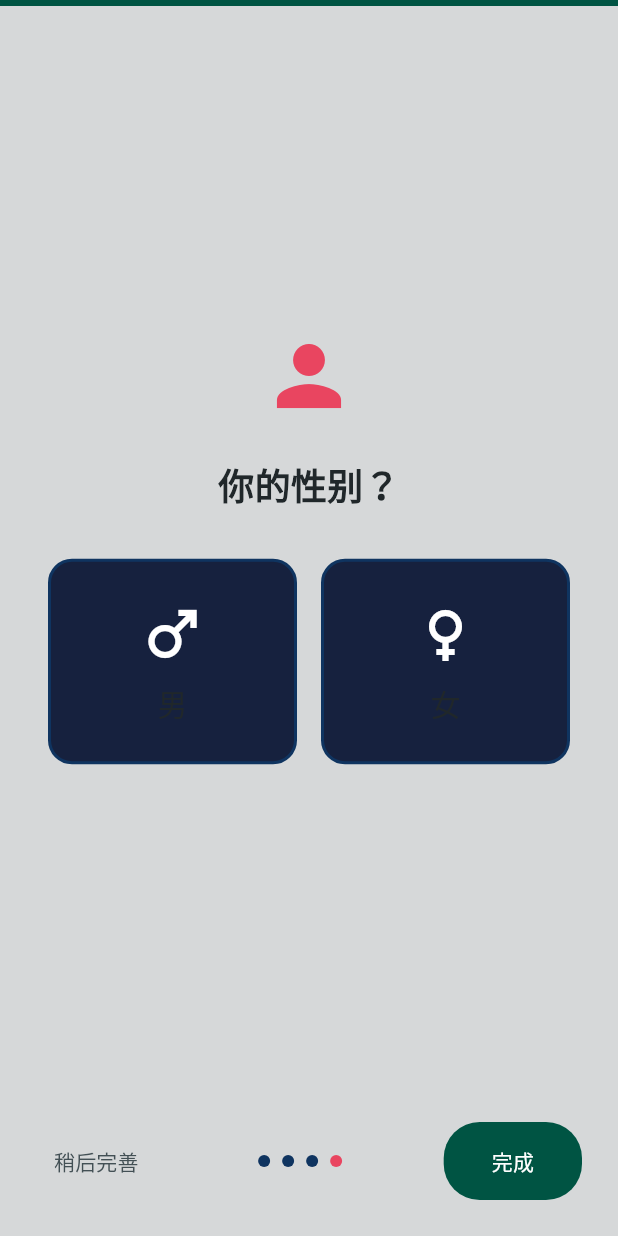
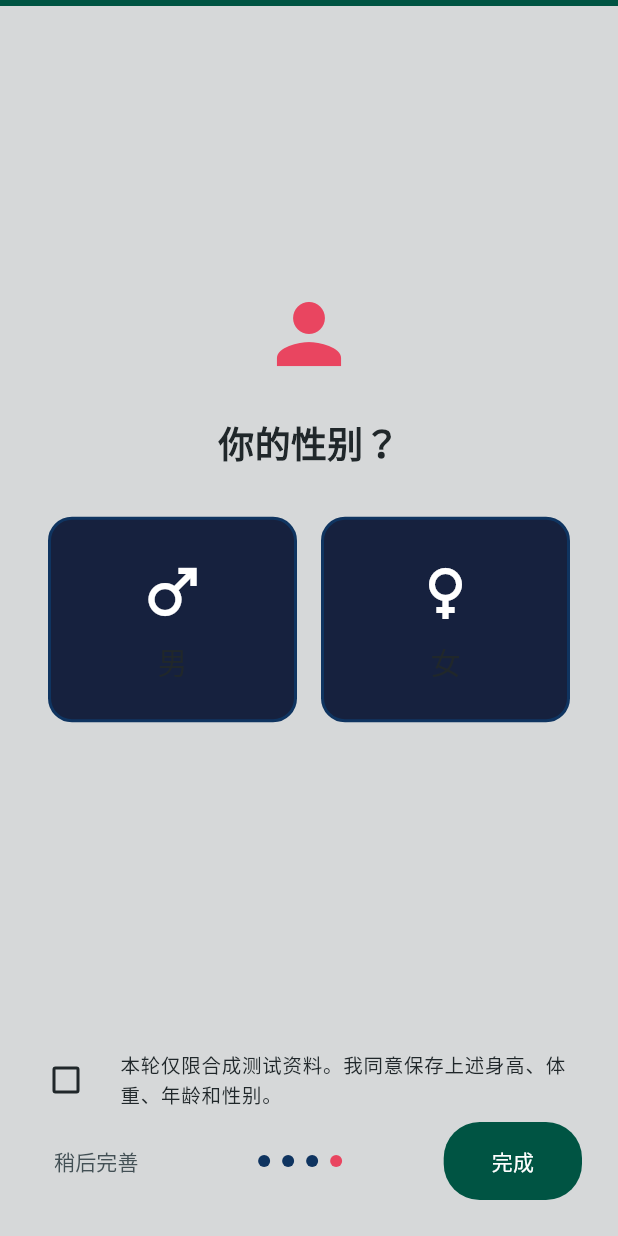
Before and after one commit to Lizz-666/health-agent, a Flutter app: the OnboardingScreen screen opened by its route, swiped to page 4, on a phone screen of 412 x 824 dp. Run offline on Flutter 3.47's test engine with Material 3 defaults, Android fonts, the phone set to English and light mode, and no system bars; our stand-ins replace dio, flutter_riverpod, flutter_secure_storage, flutter_svg, go_router; missing offline and left inert: lpinyin; accounts and stored records are empty.

Commit message:
fix(app): complete controlled trial onboarding

```diff
--- a/app/lib/core/constants.dart
+++ b/app/lib/core/constants.dart
@@ -14,6 +14,10 @@ class AppConstants {
   static const String authCredentialProvider = String.fromEnvironment(
     'AUTH_CREDENTIAL_PROVIDER',
     defaultValue: 'offline_password',
+  );
+  static const String privacyNoticeVersion = String.fromEnvironment(
+    'PRIVACY_NOTICE_VERSION',
+    defaultValue: 'controlled-trial-sensitive-health-v1',
   );
   static const bool controlledTrialAuth = authMode == 'controlled_trial';
   static const String clientPlatform = 'android';
--- a/app/lib/screens/onboarding/onboarding_screen.dart
+++ b/app/lib/screens/onboarding/onboarding_screen.dart
@@ -18,22 +18,42 @@ class _OnboardingScreenState extends ConsumerState<OnboardingScreen> {
   double _weight = 65;
   int _age = 25;
   String? _gender;
+  bool _consentAccepted = false;
 
   void _next() {
     if (_currentPage < 3) {
-      _pageController.nextPage(duration: const Duration(milliseconds: 300), curve: Curves.easeInOut);
+      _pageController.nextPage(
+        duration: const Duration(milliseconds: 300),
+        curve: Curves.easeInOut,
+      );
     }
   }
 
   Future<void> _finish() async {
     if (_gender == null) {
-      ScaffoldMessenger.of(context).showSnackBar(
-        const SnackBar(content: Text('请选择性别')));
+      ScaffoldMessenger.of(
+        context,
+      ).showSnackBar(const SnackBar(content: Text('请选择性别')));
       return;
     }
-    final ok = await ref.read(userProvider.notifier).updateProfile(
-      height: _height, weight: _weight, age: _age, gender: _gender);
-    if (ok && mounted) context.go('/today');
+    if (!_consentAccepted) {
+      ScaffoldMessenger.of(
+        context,
+      ).showSnackBar(const SnackBar(content: Text('请先确认敏感健康数据告知')));
+      return;
+    }
+    final ok = await ref
+        .read(userProvider.notifier)
+        .completeOnboarding(
+          height: _height,
+          weight: _weight,
+          age: _age,
+          gender: _gender!,
+        );
+    if (ok && mounted) {
+      ref.read(authProvider.notifier).clearisNewUser();
+      context.go('/today');
+    }
   }
 
   Future<void> _skip() async {
@@ -43,6 +63,7 @@ class _OnboardingScreenState extends ConsumerState<OnboardingScreen> {
 
   @override
   Widget build(BuildContext context) {
+    final userState = ref.watch(userProvider);
     return Scaffold(
       body: SafeArea(
         child: Column(
@@ -53,35 +74,110 @@ class _OnboardingScreenState extends ConsumerState<OnboardingScreen> {
                 controller: _pageController,
                 onPageChanged: (i) => setState(() => _currentPage = i),
                 children: [
-                  _buildSliderPage('你的身高？', 'cm', _height, 100, 220,
-                      (v) => setState(() => _height = v), Icons.height),
-                  _buildSliderPage('你的体重？', 'kg', _weight, 30, 200,
-                      (v) => setState(() => _weight = v), Icons.monitor_weight_outlined),
-                  _buildNumberPage('你的年龄？', _age, 13, 120,
-                      (v) => setState(() => _age = v)),
+                  _buildSliderPage(
+                    '你的身高？',
+                    'cm',
+                    _height,
+                    100,
+                    220,
+                    (v) => setState(() => _height = v),
+                    Icons.height,
+                  ),
+                  _buildSliderPage(
+                    '你的体重？',
+                    'kg',
+                    _weight,
+                    30,
+                    200,
+                    (v) => setState(() => _weight = v),
+                    Icons.monitor_weight_outlined,
+                  ),
+                  _buildNumberPage(
+                    '你的年龄？',
+                    _age,
+                    13,
+                    120,
+                    (v) => setState(() => _age = v),
+                  ),
                   _buildGenderPage(),
                 ],
               ),
             ),
             Padding(
               padding: const EdgeInsets.all(24),
-              child: Row(
-                mainAxisAlignment: MainAxisAlignment.spaceBetween,
+              child: Column(
+                mainAxisSize: MainAxisSize.min,
                 children: [
-                  TextButton(onPressed: _skip, child: const Text('稍后完善')),
+                  if (_currentPage == 3)
+                    CheckboxListTile(
+                      key: const Key('onboarding-health-consent'),
+                      contentPadding: EdgeInsets.zero,
+                      controlAffinity: ListTileControlAffinity.leading,
+                      value: _consentAccepted,
+                      onChanged: userState.isLoading
+                          ? null
+                          : (value) => setState(
+                              () => _consentAccepted = value ?? false,
+                            ),
+                      title: const Text(
+                        '本轮仅限合成测试资料。我同意保存上述身高、体重、年龄和性别。',
+                        style: TextStyle(fontSize: 13),
+                      ),
+                    ),
+                  if (userState.error != null)
+                    Semantics(
+                      key: const Key('onboarding-save-error'),
+                      liveRegion: true,
+                      child: Padding(
+                        padding: const EdgeInsets.only(bottom: 8),
+                        child: Text(
+                          userState.error!,
+                          style: const TextStyle(color: Colors.red),
+                        ),
+                      ),
+                    ),
                   Row(
-                    children: List.generate(4, (i) => Container(
-                      margin: const EdgeInsets.symmetric(horizontal: 4),
-                      width: 8, height: 8,
-                      decoration: BoxDecoration(
-                        shape: BoxShape.circle,
-                        color: i == _currentPage ? const Color(0xFFE94560) : const Color(0xFF0F3460),
+                    mainAxisAlignment: MainAxisAlignment.spaceBetween,
+                    children: [
+                      TextButton(
+                        onPressed: userState.isLoading ? null : _skip,
+                        child: const Text('稍后完善'),
                       ),
-                    )),
+                      Row(
+                        children: List.generate(
+                          4,
+                          (i) => Container(
+                            margin: const EdgeInsets.symmetric(horizontal: 4),
+                            width: 8,
+                            height: 8,
+                            decoration: BoxDecoration(
+                              shape: BoxShape.circle,
+                              color: i == _currentPage
+                                  ? const Color(0xFFE94560)
+                                  : const Color(0xFF0F3460),
+                            ),
+                          ),
+                        ),
+                      ),
+                      _currentPage < 3
+                          ? ElevatedButton(
+                              onPressed: _next,
+                              child: const Text('下一步'),
+                            )
+                          : ElevatedButton(
+                              key: const Key('onboarding-finish'),
+                              onPressed: userState.isLoading ? null : _finish,
+                              child: userState.isLoading
+                                  ? const SizedBox.square(
+                                      dimension: 20,
+                                      child: CircularProgressIndicator(
+                                        strokeWidth: 2,
+                                      ),
+                                    )
+                                  : const Text('完成'),
+                            ),
+                    ],
                   ),
-                  _currentPage < 3
-                      ? ElevatedButton(onPressed: _next, child: const Text('下一步'))
-                      : ElevatedButton(onPressed: _finish, child: const Text('完成')),
                 ],
               ),
             ),
@@ -91,8 +187,15 @@ class _OnboardingScreenState extends ConsumerState<OnboardingScreen> {
     );
   }
 
-  Widget _buildSliderPage(String title, String unit, double value, double min,
-      double max, ValueChanged<double> onChanged, IconData icon) {
+  Widget _buildSliderPage(
+    String title,
+    String unit,
+    double value,
+    double min,
+    double max,
+    ValueChanged<double> onChanged,
+    IconData icon,
+  ) {
     return Padding(
       padding: const EdgeInsets.all(32),
       child: Column(
@@ -100,13 +203,20 @@ class _OnboardingScreenState extends ConsumerState<OnboardingScreen> {
         children: [
           Icon(icon, size: 64, color: const Color(0xFFE94560)),
           const SizedBox(height: 24),
-          Text(title, style: const TextStyle(fontSize: 24, fontWeight: FontWeight.bold)),
+          Text(
+            title,
+            style: const TextStyle(fontSize: 24, fontWeight: FontWeight.bold),
+          ),
           const SizedBox(height: 8),
-          Text('${value.toInt()} $unit',
-              style: const TextStyle(fontSize: 32, color: Color(0xFFE94560))),
+          Text(
+            '${value.toInt()} $unit',
+            style: const TextStyle(fontSize: 32, color: Color(0xFFE94560)),
+          ),
           Slider(value: value, min: min, max: max, onChanged: onChanged),
           Text(
-            unit == 'cm' ? '范围: ${min.toInt()}-${max.toInt()}cm' : '范围: ${min.toInt()}-${max.toInt()}kg',
+            unit == 'cm'
+                ? '范围: ${min.toInt()}-${max.toInt()}cm'
+                : '范围: ${min.toInt()}-${max.toInt()}kg',
             style: const TextStyle(color: Color(0xFF8892B0)),
           ),
         ],
@@ -114,7 +224,13 @@ class _OnboardingScreenState extends ConsumerState<OnboardingScreen> {
     );
   }
 
-  Widget _buildNumberPage(String title, int value, int min, int max, ValueChanged<int> onChanged) {
+  Widget _buildNumberPage(
+    String title,
+    int value,
+    int min,
+    int max,
+    ValueChanged<int> onChanged,
+  ) {
     return Padding(
       padding: const EdgeInsets.all(32),
       child: Column(
@@ -122,11 +238,21 @@ class _OnboardingScreenState extends ConsumerState<OnboardingScreen> {
         children: [
           const Icon(Icons.calendar_today, size: 64, color: Color(0xFFE94560)),
           const SizedBox(height: 24),
-          Text(title, style: const TextStyle(fontSize: 24, fontWeight: FontWeight.bold)),
+          Text(
+            title,
+            style: const TextStyle(fontSize: 24, fontWeight: FontWeight.bold),
+          ),
           const SizedBox(height: 8),
-          Text('$value 岁', style: const TextStyle(fontSize: 32, color: Color(0xFFE94560))),
-          Slider(value: value.toDouble(), min: min.toDouble(), max: max.toDouble(),
-              onChanged: (v) => onChanged(v.toInt())),
+          Text(
+            '$value 岁',
+            style: const TextStyle(fontSize: 32, color: Color(0xFFE94560)),
+          ),
+          Slider(
+            value: value.toDouble(),
+            min: min.toDouble(),
+            max: max.toDouble(),
+            onChanged: (v) => onChanged(v.toInt()),
+          ),
         ],
       ),
     );
@@ -140,17 +266,16 @@ class _OnboardingScreenState extends ConsumerState<OnboardingScreen> {
         children: [
           const Icon(Icons.person, size: 64, color: Color(0xFFE94560)),
           const SizedBox(height: 24),
-          const Text('你的性别？', style: TextStyle(fontSize: 24, fontWeight: FontWeight.bold)),
+          const Text(
+            '你的性别？',
+            style: TextStyle(fontSize: 24, fontWeight: FontWeight.bold),
+          ),
           const SizedBox(height: 32),
           Row(
             children: [
-              Expanded(
-                child: _genderCard('男', 'male', Icons.male),
-              ),
+              Expanded(child: _genderCard('男', 'male', Icons.male)),
               const SizedBox(width: 16),
-              Expanded(
-                child: _genderCard('女', 'female', Icons.female),
-              ),
+              Expanded(child: _genderCard('女', 'female', Icons.female)),
             ],
           ),
         ],
@@ -167,7 +292,10 @@ class _OnboardingScreenState extends ConsumerState<OnboardingScreen> {
         decoration: BoxDecoration(
           color: selected ? const Color(0xFFE94560) : const Color(0xFF16213E),
           borderRadius: BorderRadius.circular(16),
-          border: Border.all(color: selected ? const Color(0xFFE94560) : const Color(0xFF0F3460), width: 2),
+          border: Border.all(
+            color: selected ? const Color(0xFFE94560) : const Color(0xFF0F3460),
+            width: 2,
+          ),
         ),
         child: Column(
           children: [
```
Also changed, not shown: app/lib/app.dart (+4 -3 lines), app/lib/providers/user_provider.dart (+61 -0 lines), 2 other files.
